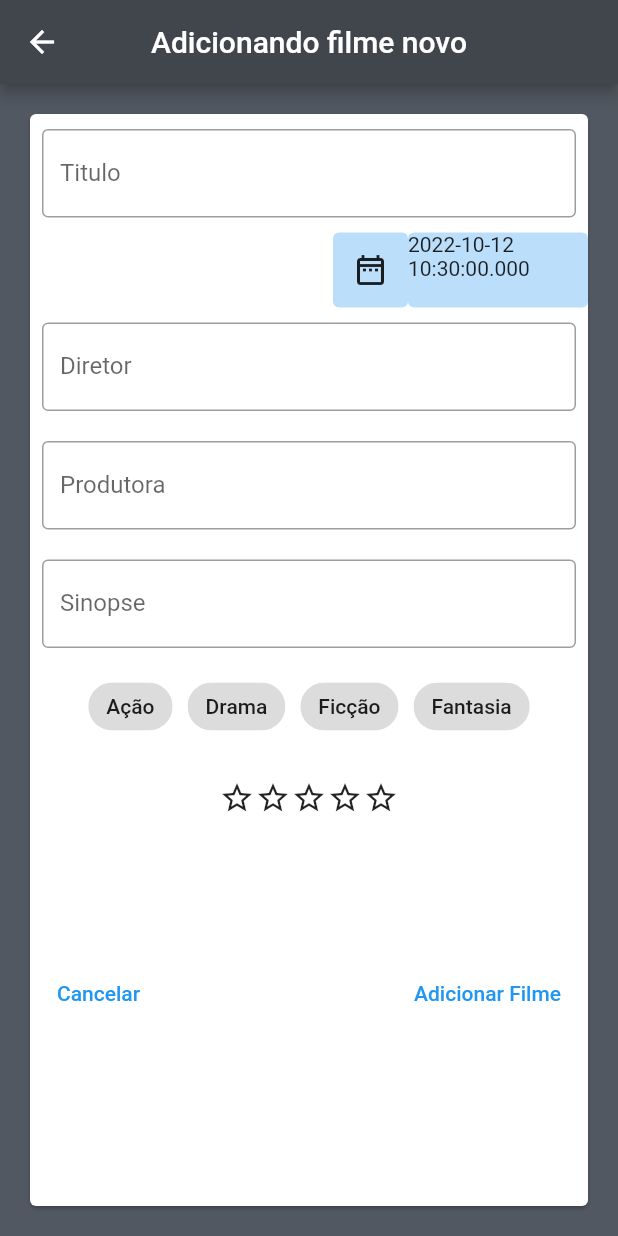
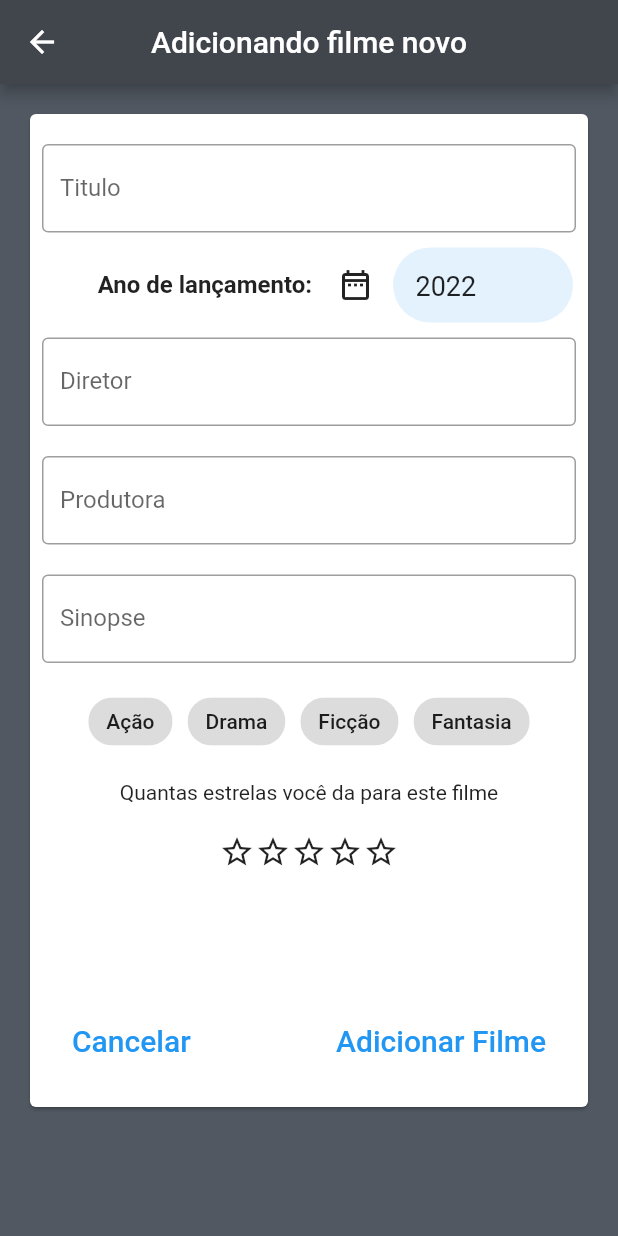
Before and after one commit to Julio-JC/app_colecao_pessoal, a Flutter app: the minhaListaDeFilmes screen opened directly, after a tap on the "add" icon, on a phone screen of 412 x 824 dp. Run offline on Flutter 3.47's test engine with Material 2 defaults, Android fonts, the light colour scheme and no system bars.

```diff
--- a/app_colecao_pessoal/lib/page/add_move_page.dart
+++ b/app_colecao_pessoal/lib/page/add_move_page.dart
@@ -39,7 +39,9 @@ class _AddMovePageState extends State<AddMovePage> {
     final generoFilme = _genero;
     final estrelas = _classificacao;
 
-    if (tituloDoFilme.isEmpty) {
+    if (tituloDoFilme.isEmpty ||
+        diretorDoFilme.isEmpty ||
+        produtoraDoFilme.isEmpty) {
       return;
     }
 
@@ -64,14 +66,15 @@ class _AddMovePageState extends State<AddMovePage> {
             'Adicionando filme novo',
           ),
         ),
-        body: Padding(
+        body: SingleChildScrollView(
+          child: Padding(
             padding: const EdgeInsets.all(16),
             child: Card(
               child: Column(
                 children: [
                   Padding(
                     padding: const EdgeInsets.only(
-                      left: 8, right: 8, top: 10, bottom: 10),
+                        left: 8, right: 8, top: 20, bottom: 10),
                     child: TextField(
                       controller: tituloController,
                       onSubmitted: (_) => submeterItem(),
@@ -81,39 +84,56 @@ class _AddMovePageState extends State<AddMovePage> {
                       ),
                     ),
                   ),
-                //Subistitir o acesso a data toral por ano rolavel
-                Row(
+                  //TODO Subistitir o acesso a data total por ano rolavel
+                  Padding(
+                    padding: const EdgeInsets.only(right: 10),
+                    child: Row(
                       mainAxisAlignment: MainAxisAlignment.end,
                       children: [
+                        const Text(
+                          'Ano de lançamento: ',
+                          style: TextStyle(
+                            fontSize: 16,
+                            fontWeight: FontWeight.w600,
+                          ),
+                        ),
                         Container(
                           height: 50,
                           width: 50,
                           decoration: BoxDecoration(
-                        color: Colors.blue[100],
                             borderRadius: BorderRadius.circular(4),
                           ),
                           child: Center(
                               child: IconButton(
                                   onPressed: () {
+                                    setState(() {
                                       showDatePicker(
+                                        initialDatePickerMode:
+                                            DatePickerMode.year,
                                         context: context,
                                         initialDate: data,
                                         firstDate: DateTime(1900),
                                         lastDate: DateTime(2100),
                                       );
+                                    });
                                   },
                                   icon: const Icon(Icons.date_range_outlined))),
                         ),
                         Container(
+                          padding: EdgeInsets.all(15),
                           height: 50,
                           width: 120,
                           decoration: BoxDecoration(
-                        color: Colors.blue[100],
-                        borderRadius: BorderRadius.circular(4),
+                            color: Colors.blue[50],
+                            borderRadius: BorderRadius.circular(25),
                           ),
-                      child: Text('$data'),
+                          child: Text(
+                            DateFormat('yyyy').format(data),
+                            style: const TextStyle(fontSize: 18),
+                          ),
                         )
                       ],
+                    ),
                   ),
                   Padding(
                     padding: const EdgeInsets.only(
@@ -142,12 +162,16 @@ class _AddMovePageState extends State<AddMovePage> {
                   Padding(
                     padding: const EdgeInsets.only(
                         left: 8, right: 8, top: 10, bottom: 10),
+                    child: ConstrainedBox(
+                      constraints: const BoxConstraints(maxHeight: 100),
                       child: TextField(
+                        maxLines: null,
                         controller: sinopseController,
                         onSubmitted: submeterItem(),
                         decoration: const InputDecoration(
                           labelText: 'Sinopse',
                           border: OutlineInputBorder(),
+                        ),
                       ),
                     ),
                   ),
@@ -180,7 +204,10 @@ class _AddMovePageState extends State<AddMovePage> {
                       ],
                     ),
                   ),
-
+                  const SizedBox(
+                    height: 10,
+                  ),
+                  const Text('Quantas estrelas você da para este filme'),
                   WidgetDeClassificacao(
                     aoSelecClassificacao: (aoSelecClassificacao) {
                       setState(() {
@@ -189,7 +216,7 @@ class _AddMovePageState extends State<AddMovePage> {
                     },
                   ),
                   SizedBox(
-                  height: 44,
+                    height: 30,
                     child: _classificacao != null && _classificacao! > 0
                         ? Text(
                             'Sua classificação é de $_classificacao estrela',
@@ -201,7 +228,7 @@ class _AddMovePageState extends State<AddMovePage> {
                     height: 20,
                   ),
                   Padding(
-                  padding: const EdgeInsets.all(10),
+                    padding: const EdgeInsets.all(20),
                     child: Row(
                       mainAxisAlignment: MainAxisAlignment.spaceBetween,
                       children: [
@@ -209,11 +236,17 @@ class _AddMovePageState extends State<AddMovePage> {
                           onPressed: () {
                             Navigator.pop(context);
                           },
-                        child: const Text('Cancelar'),
+                          child: const Text(
+                            'Cancelar',
+                            style: TextStyle(fontSize: 20),
+                          ),
                         ),
                         TextButton(
                           onPressed: submeterItem,
-                        child: const Text('Adicionar Filme'),
+                          child: const Text(
+                            'Adicionar Filme',
+                            style: TextStyle(fontSize: 20),
+                          ),
                         ),
                       ],
                     ),
@@ -223,6 +256,7 @@ class _AddMovePageState extends State<AddMovePage> {
             ),
           ),
         ),
+      ),
     );
   }
 }
--- a/app_colecao_pessoal/lib/page/minha_lista_de_filmes.dart
+++ b/app_colecao_pessoal/lib/page/minha_lista_de_filmes.dart
@@ -40,10 +40,6 @@ class _minhaListaDeFilmesState extends State<minhaListaDeFilmes> {
     Navigator.of(context).pop();
   }
 
-  // abrirAdd(BuildContext constext){
-  //   return AddMovePage(aoSubimeter: adicionarItem);
-  // }
-
   @override
   Widget build(BuildContext context) {
     return Scaffold(
@@ -62,12 +58,15 @@ class _minhaListaDeFilmesState extends State<minhaListaDeFilmes> {
                 child: Center(child: Text('Nome do Filme')),
               ),
             ),
-            Expanded(
-              child: Container(
+            const Divider(
+              color: Colors.blue,
+            ),
+            Container(
+              height: 400,
               margin: const EdgeInsets.all(8),
               decoration: BoxDecoration(
                   borderRadius: BorderRadius.circular(6),
-                    color: Colors.white),
+                  color: Colors.grey[100]),
               child: ListView.builder(
                 itemCount: itens.length,
                 itemBuilder: (context, index) {
@@ -77,8 +76,10 @@ class _minhaListaDeFilmesState extends State<minhaListaDeFilmes> {
                 },
               ),
             ),
-            ),
-            FloatingActionButton(
+            Padding(
+              padding: const EdgeInsets.all(10),
+              child: FloatingActionButton(
+                backgroundColor: Colors.blue[100],
                 child: const Icon(Icons.add),
                 onPressed: () {
                   Navigator.push(
@@ -91,6 +92,7 @@ class _minhaListaDeFilmesState extends State<minhaListaDeFilmes> {
                   );
                 },
               ),
+            ),
           ],
         ),
       ),
--- a/app_colecao_pessoal/lib/widget/tag_genero.dart
+++ b/app_colecao_pessoal/lib/widget/tag_genero.dart
@@ -19,14 +19,15 @@ class _TagGeneroState extends State<TagGenero> {
     return Padding(
       padding: const EdgeInsets.all(5),
       child: ChoiceChip(
-        label: Text(widget.genero),
+        label: Text(
+          widget.genero,
+        ),
         selected: selecionado,
         selectedColor: Colors.blue,
         onSelected: (novoSelecionado) {
           setState(() {
             selecionado = novoSelecionado;
           });
-          print(widget.genero);
           widget.aoPessionar!(widget.genero);
         },
       ),
```
Also changed, not shown: app_colecao_pessoal/lib/page/pagina_conteudo_do_filme.dart (added, +177 -0 lines), app_colecao_pessoal/lib/widget/item_da_lista.dart (+14 -1 lines). Lines whose indentation alone changed are shown as unchanged.
